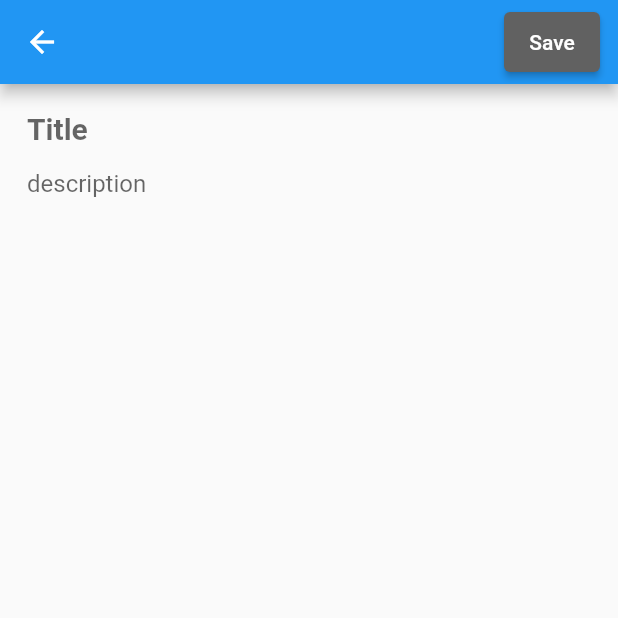
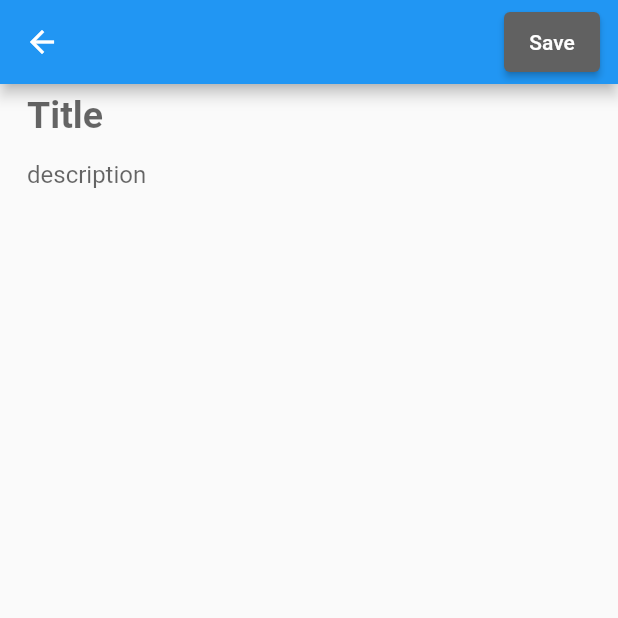
Before and after one commit to JariBou/my_daily_notes, a Flutter app: the NotesPage screen opened directly, after a tap on the "add" icon, on a phone screen of 412 x 824 dp, the top half of it. Run offline on Flutter 3.47's test engine with Material 2 defaults, Android fonts, the phone set to English and light mode, and no system bars; our stand-ins replace shared_preferences, sqflite; missing offline and left inert: flutter_email_sender; accounts and stored records are empty.

Commit message:
Added Author name selection (not finished) Changed Looks of multi selection Added DataStorage to store data statically without the bloody problem of SharedPrederencies (still need to use them to store locally tho) Changes to Note edit page

```diff
--- a/lib/pages/edit_note_page.dart
+++ b/lib/pages/edit_note_page.dart
@@ -1,3 +1,5 @@
+import 'dart:math';
+
 import 'package:flutter/material.dart';
 import 'package:intl/intl.dart';
 import 'package:my_daily_notes/database/notes_database.dart';
@@ -22,6 +24,8 @@ class _AddEditNotePageState extends State<AddEditNotePage> {
   late String table;
   late TextEditingController titleController;
   late TextEditingController descriptionController;
+  final TextEditingController _dateController = TextEditingController();
+  final TextEditingController _timeController = TextEditingController();
 
   @override
   void initState() {
@@ -52,59 +56,52 @@ class _AddEditNotePageState extends State<AddEditNotePage> {
 
   Widget buildTextArea() {
     return Padding(
-        padding: const EdgeInsets.all(18),
+        padding: const EdgeInsets.symmetric(horizontal: 18, vertical: 6),
         child: ListView(
               children: [
-                widget.note?.title != null
-                    ? TextField(
-
-                        controller: titleController,
-                        decoration: null,
-                        onChanged: (title) =>
-                            setState(() => this.title = title),
-                        style: const TextStyle(
-                            fontWeight: FontWeight.bold, fontSize: 20),
-                      )
-                    : TextField(
-                        onChanged: (title) =>
-                            setState(() => this.title = title),
-                        controller: titleController,
-                        decoration: const InputDecoration.collapsed(
-                            hintText: 'Title',
-                            hintStyle: TextStyle(fontSize: 20, fontWeight: FontWeight.bold)),
-                        style: const TextStyle(
-                            fontWeight: FontWeight.bold, fontSize: 20),
-                      ),
+                buildTitle(),
 
                 const SizedBox(
                   height: 16,
                 ),
 
-                widget.note?.description != null
-                    ? Expanded(
-                        child: TextField(
-                        minLines: null,
-                        maxLines: null,
-                        decoration: null,
-                        onChanged: (description) =>
-                            setState(() => this.description = description),
-                        controller: descriptionController,
-                        expands: true,
-                      ))
-                    : TextField(
-                          minLines: 30,
-                          maxLines: null,
-                          controller: descriptionController,
-                          onChanged: (description) =>
-                              setState(() => this.description = description),
-                          decoration: const InputDecoration.collapsed(
-                            hintText: 'description',
-                          ),
-                          expands: false,
-                        ),
+                buildDescription(),
 
               ],
             ));
+  }
+
+  Widget buildTitle() {
+    return TextField(
+        onChanged: (title) =>
+            setState(() => this.title = title),
+        controller: titleController,
+      textCapitalization: TextCapitalization.sentences,
+
+        decoration: widget.note?.title != null ? null
+            : const InputDecoration.collapsed(
+            hintText: 'Title',
+            hintStyle: TextStyle(fontSize: 25, fontWeight: FontWeight.bold)),
+
+        style: const TextStyle(
+            fontWeight: FontWeight.bold, fontSize: 25),
+    );
+  }
+
+  Widget buildDescription() {
+    bool isNew = widget.note?.description == null;
+    return Expanded(child: TextField(
+      textCapitalization: TextCapitalization.sentences,
+      minLines: isNew ? 30 : null,
+      maxLines: null,
+      decoration: isNew ?const InputDecoration.collapsed(
+        hintText: 'description',
+      ) : null,
+      onChanged: (description) =>
+          setState(() => this.description = description),
+      controller: descriptionController,
+      expands: isNew ? false : true,
+    ));
   }
 
   /*@override
@@ -185,9 +182,45 @@ class _AddEditNotePageState extends State<AddEditNotePage> {
         lastDate: DateTime(2100));
 
     if (pickedDate != null) {
+      _dateController.text = DateFormat('yyyy-MM-dd').format(pickedDate);
+      await getTime(widget.note?.time);
+      pickedDate = DateTime.parse('${_dateController.text}T${_timeController.text}');
       return pickedDate;
     } else {
-      return widget.note?.time ?? DateTime.now();
+      _dateController.text = DateFormat('yyyy-MM-dd').format(DateTime.now());
+      await setTimeController(const TimeOfDay(hour: 00, minute: 00));
+      pickedDate = DateTime.parse('${_dateController.text}T${_timeController.text}');
+      return pickedDate;
     }
   }
+
+  Future<Null> setTimeController(TimeOfDay time) async {
+    String hour;
+    String minutes;
+    hour = time.hour.toString().padLeft(2, '0');
+    minutes = time.minute.toString().padLeft(2, '0');
+    _timeController.text = '$hour:$minutes';
+  }
+
+  Future<Null> getTime(DateTime? dateTime) async {
+    TimeOfDay? pickedTime = await showTimePicker(
+        context: context,
+        initialTime: TimeOfDay.now(),
+
+    );
+
+    if (pickedTime != null) {
+        await setTimeController(pickedTime);
+    } else {
+      if (dateTime != null) {
+        await setTimeController(TimeOfDay(hour: dateTime.hour, minute: dateTime.minute));
+      } else {
+        await setTimeController(const TimeOfDay(hour: 0, minute: 0));
+      }
+    }
+
+
+
+  }
+
 }
--- a/pubspec.yaml
+++ b/pubspec.yaml
@@ -36,7 +36,7 @@ dependencies:
   intl:
   flutter_launcher_icons:
   flutter_email_sender:
-
+  shared_preferences:
 
   # The following adds the Cupertino Icons font to your application.
   # Use with the CupertinoIcons class for iOS style icons.
```
Also changed, not shown: lib/main.dart (+176 -12 lines), lib/pages/note_detail_page.dart (+4 -4 lines), lib/stored_data.dart (added, +16 -0 lines), lib/widget/note_card_widget.dart (+8 -19 lines), lib/widget/note_form_widget.dart (+8 -9 lines), pubspec.lock, 1 other file.
